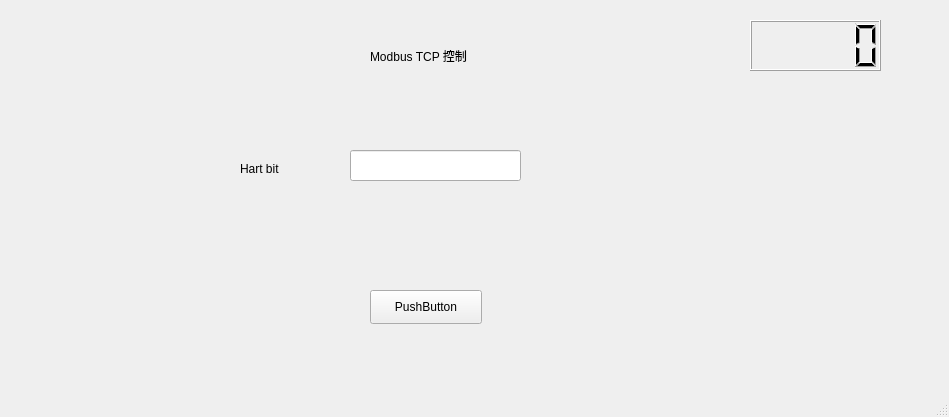
This is pyqt5_designer/ui/Second_Window.ui in hj8239ka45/factory_of_modbus as Qt 5 draws it before an edit. The edited form follows.
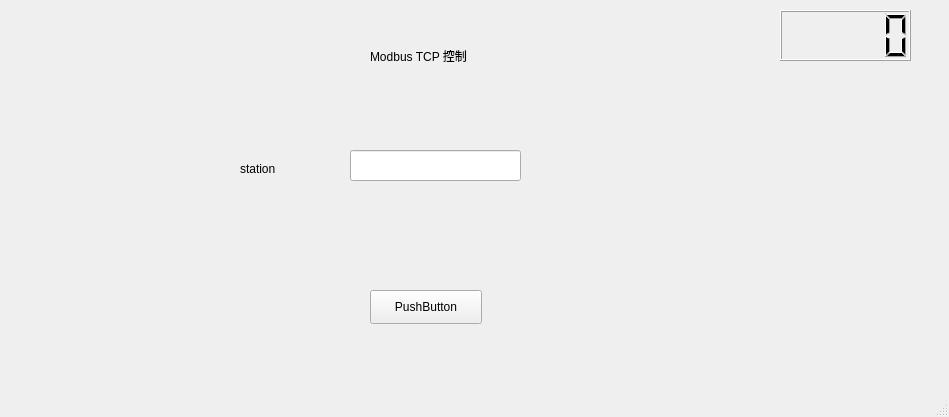
This is the edited form.

What changed in the file:
```diff
--- a/pyqt5_designer/ui/Second_Window.ui
+++ b/pyqt5_designer/ui/Second_Window.ui
@@ -60,14 +60,14 @@
      </rect>
     </property>
     <property name="text">
-     <string>Hart bit</string>
+     <string>station</string>
     </property>
    </widget>
    <widget class="QLCDNumber" name="lcd_volt">
     <property name="geometry">
      <rect>
-      <x>750</x>
-      <y>20</y>
+      <x>780</x>
+      <y>10</y>
       <width>131</width>
       <height>51</height>
      </rect>
```
Left out of the diff: 4 changed lines with no effect on the pictures.
